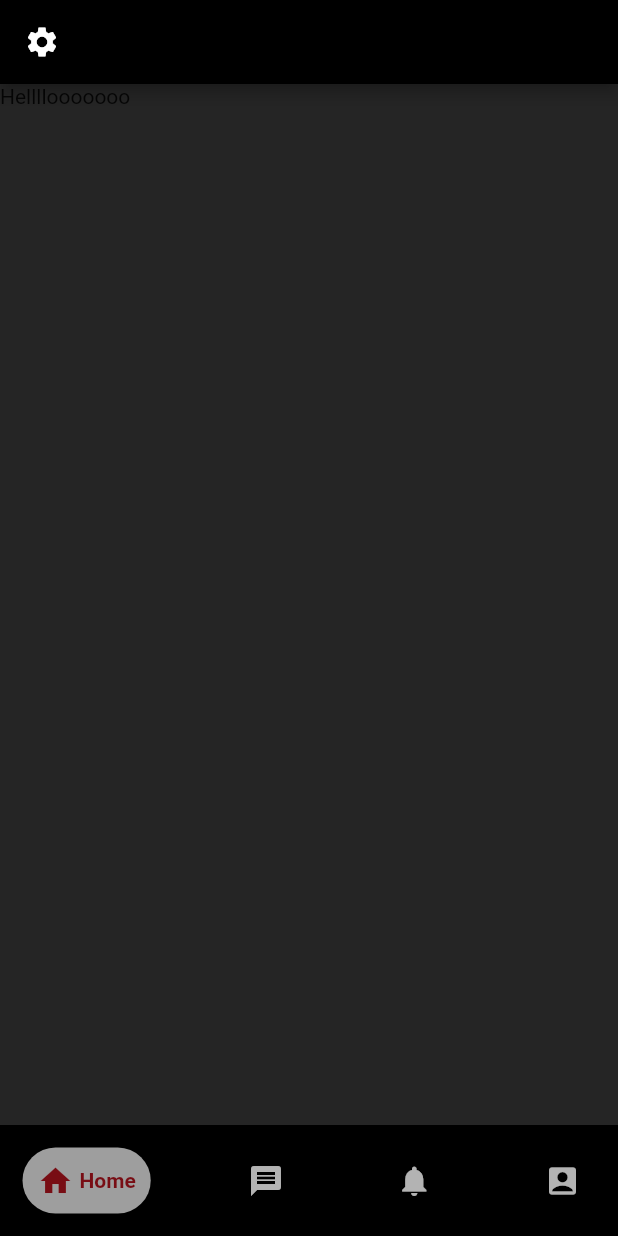
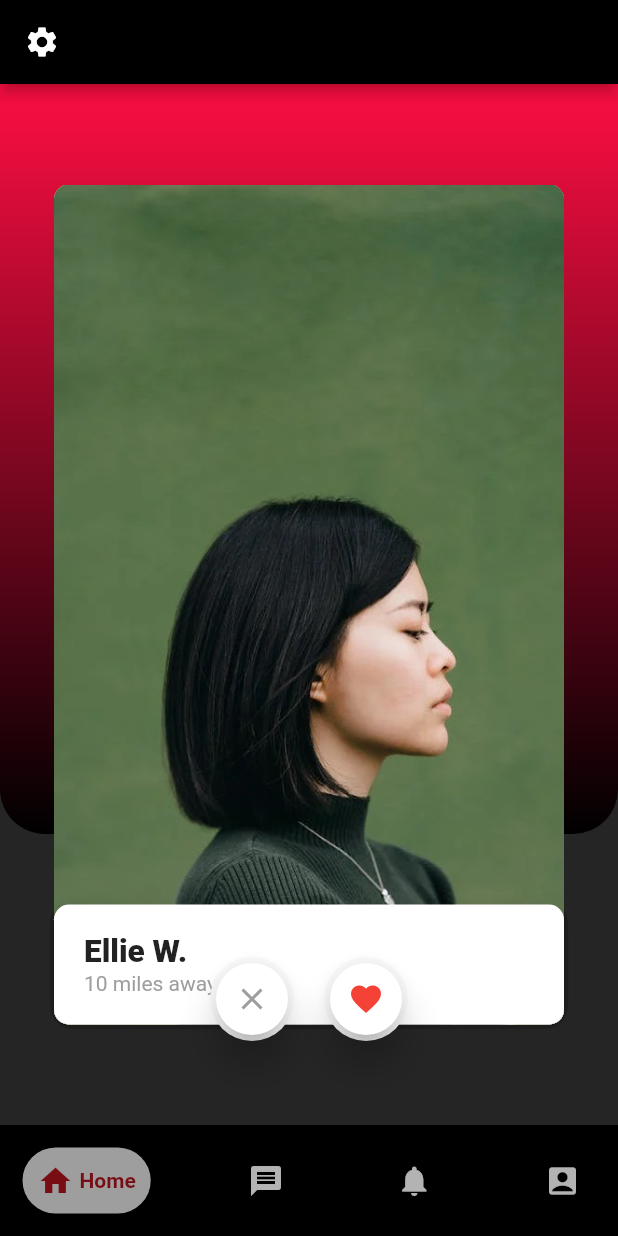
Before and after one commit to razanaws/Clique_app, a Flutter app: the screen it shows after launch, on a phone screen of 412 x 824 dp. Run offline on Flutter 3.47's test engine with Material 2 defaults, Android fonts, the phone set to English and light mode, and no system bars; drawn by our look-alikes of google_nav_bar; our stand-ins replace cloud_firestore, firebase_auth, firebase_core, firebase_storage, google_sign_in, image_picker and 2 more; missing offline and left inert: flutter_facebook_auth; accounts and stored records are empty; Roboto replaces fonts that are missing (Nunito).

Commit message:
Static Swiping Cards

```diff
--- a/lib/database/SignUpMusicianForm.dart
+++ b/lib/database/SignUpMusicianForm.dart
@@ -1,7 +1,7 @@
 import 'package:clique/models/user.dart';
 import 'package:flutter/material.dart';
 import 'package:clique/screens/login/login.dart';
-import 'package:clique/screens/homepage.dart';
+import 'package:clique/screens/swipingCards/homepage.dart';
 
 import 'package:cloud_firestore/cloud_firestore.dart';
 import 'package:firebase_auth/firebase_auth.dart';
--- a/lib/database/SignUpRecruiterForm.dart
+++ b/lib/database/SignUpRecruiterForm.dart
@@ -5,7 +5,7 @@ import 'package:clique/screens/login/login.dart';
 import 'package:cloud_firestore/cloud_firestore.dart';
 import 'package:firebase_auth/firebase_auth.dart';
 
-import 'package:clique/screens/homepage.dart';
+import 'package:clique/screens/swipingCards/homepage.dart';
 
 import '../models/user.dart';
 
--- a/lib/database/loginForm.dart
+++ b/lib/database/loginForm.dart
@@ -3,7 +3,7 @@ import 'package:flutter/material.dart';
 import 'package:firebase_auth/firebase_auth.dart';
 import 'package:clique/screens/signup/musicianSignUp.dart';
 import 'package:clique/screens/signup/recruiterSignUp.dart';
-import 'package:clique/screens/homepage.dart';
+import 'package:clique/screens/swipingCards/homepage.dart';
 import 'package:google_sign_in/google_sign_in.dart';
 import 'package:flutter_facebook_auth/flutter_facebook_auth.dart';
 
--- a/lib/main.dart
+++ b/lib/main.dart
@@ -1,6 +1,6 @@
 import 'package:clique/screens/loadingScreen/LoadingScreen.dart';
 import 'package:clique/screens/navigationBar/NavBar.dart';
-import 'package:clique/screens/homepage.dart';
+import 'package:clique/screens/swipingCards/homepage.dart';
 import 'package:clique/screens/privacyPolicy/PrivacyPolicy.dart';
 import 'package:firebase_core/firebase_core.dart';
 import 'package:firebase_auth/firebase_auth.dart';
--- a/lib/screens/navigationBar/NavBar.dart
+++ b/lib/screens/navigationBar/NavBar.dart
@@ -9,7 +9,7 @@ import 'package:google_nav_bar/google_nav_bar.dart';
 import 'package:google_sign_in/google_sign_in.dart';
 
 import '../chat/ChatPreviewList.dart';
-import '../homepage.dart';
+import '../swipingCards/homepage.dart';
 
 
 class NavBar extends StatefulWidget {
--- /dev/null
+++ b/lib/screens/swipingCards/ActionButtonWidget.dart
@@ -0,0 +1,23 @@
+import 'package:flutter/material.dart';
+
+class ActionButtonWidget extends StatelessWidget {
+  const ActionButtonWidget(
+      {Key? key, required this.onPressed, required this.icon})
+      : super(key: key);
+  final VoidCallback onPressed;
+  final Icon icon;
+
+  @override
+  Widget build(BuildContext context) {
+    return Material(
+      shape: const CircleBorder(),
+      child: Card(
+        elevation: 10,
+        shape: RoundedRectangleBorder(
+          borderRadius: BorderRadius.circular(35.0),
+        ),
+        child: IconButton(onPressed: onPressed, icon: icon),
+      ),
+    );
+  }
+}
--- /dev/null
+++ b/lib/screens/swipingCards/BackgroudCurveWidget.dart
@@ -0,0 +1,33 @@
+import 'package:flutter/material.dart';
+
+class BackgroudCurveWidget extends StatelessWidget {
+  const BackgroudCurveWidget({Key? key}) : super(key: key);
+
+  @override
+  Widget build(BuildContext context) {
+    return Container(
+      width: double.infinity,
+      height: 500,
+      decoration: const ShapeDecoration(
+        shape: RoundedRectangleBorder(
+          borderRadius: BorderRadius.only(
+            bottomLeft: Radius.circular(30),
+            bottomRight: Radius.circular(30),
+          ),
+        ),
+        gradient: LinearGradient(
+          begin: Alignment.topCenter,
+          end: Alignment.bottomCenter,
+          colors: <Color>[
+            Color(0xFFFD0E42),
+            Colors.black,
+          ],
+        ),
+      ),
+      child: const Padding(
+        padding: EdgeInsets.only(top: 46.0, left: 20.0),
+
+      ),
+    );
+  }
+}
--- /dev/null
+++ b/lib/screens/swipingCards/CardsStackWidget.dart
@@ -0,0 +1,225 @@
+
+import 'package:flutter/material.dart';
+
+import 'ActionButtonWidget.dart';
+import 'DragWidget.dart';
+import 'ProfileModel.dart';
+
+class CardsStackWidget extends StatefulWidget {
+  const CardsStackWidget({Key? key}) : super(key: key);
+
+  @override
+  State<CardsStackWidget> createState() => _CardsStackWidgetState();
+}
+
+class _CardsStackWidgetState extends State<CardsStackWidget>
+    with SingleTickerProviderStateMixin {
+
+  List<Profile> draggableItems = [
+    const Profile(
+        name: 'Jenna A.',
+        distance: '10 miles away',
+        imageAsset: 'images/userImage1.jpg'),
+    const Profile(
+        name: 'Perla M.',
+        distance: '10 miles away',
+        imageAsset: 'images/userImage2.jpeg'),
+    const Profile(
+        name: 'Deandra R.',
+        distance: '10 miles away',
+        imageAsset: 'images/userImage3.jpeg'),
+    const Profile(
+        name: 'Ron M.',
+        distance: '10 miles away',
+        imageAsset: 'images/userImage4.jpeg'),
+    const Profile(
+        name: 'Reese H.',
+        distance: '10 miles away',
+        imageAsset: 'images/userImage5.jpeg'),
+    const Profile(
+        name: 'Jacob R.',
+        distance: '10 miles away',
+        imageAsset: 'images/userImage6.jpeg'),
+    const Profile(
+        name: 'Dennis A.',
+        distance: '10 miles away',
+        imageAsset: 'images/userImage7.jpeg'),
+    const Profile(
+        name: 'Ellie W.',
+        distance: '10 miles away',
+        imageAsset: 'images/userImage8.jpeg'),
+  ];
+
+
+  ValueNotifier<Swipe> swipeNotifier = ValueNotifier(Swipe.none);
+  late final AnimationController _animationController;
+
+  @override
+  void initState() {
+    super.initState();
+    _animationController = AnimationController(
+      duration: const Duration(milliseconds: 500),
+      vsync: this,
+    );
+    _animationController.addStatusListener((status) {
+      if (status == AnimationStatus.completed) {
+        draggableItems.removeLast();
+        _animationController.reset();
+        swipeNotifier.value = Swipe.none;
+      }
+    });
+  }
+
+
+  @override
+  Widget build(BuildContext context) {
+    return Stack(
+      clipBehavior: Clip.none,
+      children: [
+        ClipRRect(
+          borderRadius: BorderRadius.circular(10),
+          child: ValueListenableBuilder(
+            valueListenable: swipeNotifier,
+            builder: (context, swipe, _) => Stack(
+              clipBehavior: Clip.none,
+              alignment: Alignment.center,
+              children: List.generate(draggableItems.length, (index) {
+                if (index == draggableItems.length - 1) {
+                  return PositionedTransition(
+                    rect: RelativeRectTween(
+                      begin: RelativeRect.fromSize(
+                          const Rect.fromLTWH(0, 0, 580, 340),
+                          const Size(580, 340)),
+                      end: RelativeRect.fromSize(
+                          Rect.fromLTWH(
+                              swipe != Swipe.none
+                                  ? swipe == Swipe.left
+                                  ? -300
+                                  : 300
+                                  : 0,
+                              0,
+                              580,
+                              340),
+                          const Size(580, 340)),
+                    ).animate(CurvedAnimation(
+                      parent: _animationController,
+                      curve: Curves.easeInOut,
+                    )),
+                    child: RotationTransition(
+                      turns: Tween<double>(
+                          begin: 0,
+                          end: swipe != Swipe.none
+                              ? swipe == Swipe.left
+                              ? -0.1 * 0.3
+                              : 0.1 * 0.3
+                              : 0.0)
+                          .animate(
+                        CurvedAnimation(
+                          parent: _animationController,
+                          curve:
+                          const Interval(0, 0.4, curve: Curves.easeInOut),
+                        ),
+                      ),
+                      child: DragWidget(
+                        profile: draggableItems[index],
+                        index: index,
+                        swipeNotifier: swipeNotifier,
+                        isLastCard: true,
+                      ),
+                    ),
+                  );
+                } else {
+                  return DragWidget(
+                    profile: draggableItems[index],
+                    index: index,
+                    swipeNotifier: swipeNotifier,
+                  );
+                }
+              }),
+            ),
+          ),
+        ),
+        Positioned(
+          bottom: 10,
+          left: 0,
+          right: 0,
+          child: Padding(
+            padding: const EdgeInsets.only(bottom: 46.0),
+            child: Row(
+              mainAxisAlignment: MainAxisAlignment.center,
+              children: [
+                ActionButtonWidget(
+                  onPressed: () {
+                    swipeNotifier.value = Swipe.left;
+                    _animationController.forward();
+                  },
+                  icon: const Icon(
+                    Icons.close,
+                    color: Colors.grey,
+                  ),
+                ),
+                const SizedBox(width: 20),
+                ActionButtonWidget(
+                  onPressed: () {
+                    swipeNotifier.value = Swipe.right;
+                    _animationController.forward();
+                  },
+                  icon: const Icon(
+                    Icons.favorite,
+                    color: Colors.red,
+                  ),
+                ),
+              ],
+            ),
+          ),
+        ),
+        Positioned(
+          left: 0,
+          child: DragTarget<int>(
+            builder: (
+                BuildContext context,
+                List<dynamic> accepted,
+                List<dynamic> rejected,
+                ) {
+              return IgnorePointer(
+                child: Container(
+                  height: 700.0,
+                  width: 80.0,
+                  color: Colors.transparent,
+                ),
+              );
+            },
+            onAccept: (int index) {
+              setState(() {
+                draggableItems.removeAt(index);
+              });
+            },
+          ),
+        ),
+        Positioned(
+          right: 0,
+          child: DragTarget<int>(
+            builder: (
+                BuildContext context,
+                List<dynamic> accepted,
+                List<dynamic> rejected,
+                ) {
+              return IgnorePointer(
+                child: Container(
+                  height: 700.0,
+                  width: 80.0,
+                  color: Colors.transparent,
+                ),
+              );
+            },
+            onAccept: (int index) {
+              setState(() {
+                draggableItems.removeAt(index);
+              });
+            },
+          ),
+        ),
+      ],
+    );
+  }
+}
--- /dev/null
+++ b/lib/screens/swipingCards/DragWidget.dart
@@ -0,0 +1,136 @@
+import 'package:flutter/material.dart';
+import 'ProfileCard.dart';
+import 'ProfileModel.dart';
+import 'TagWidget.dart';
+
+enum Swipe { left, right, none }
+
+class DragWidget extends StatefulWidget {
+  const DragWidget({
+    Key? key,
+    required this.profile,
+    required this.index,
+    required this.swipeNotifier,
+    this.isLastCard = false,
+  }) : super(key: key);
+  final Profile profile;
+  final int index;
+  final ValueNotifier<Swipe> swipeNotifier;
+  final bool isLastCard;
+
+  @override
+  State<DragWidget> createState() => _DragWidgetState();
+}
+
+class _DragWidgetState extends State<DragWidget> {
+  @override
+  Widget build(BuildContext context) {
+    return Center(
+      child: Draggable<int>(
+        // Data is the value this Draggable stores.
+        data: widget.index,
+        feedback: Material(
+          color: Colors.transparent,
+          child: ValueListenableBuilder(
+            valueListenable: widget.swipeNotifier,
+            builder: (context, swipe, _) {
+              return RotationTransition(
+                turns: widget.swipeNotifier.value != Swipe.none
+                    ? widget.swipeNotifier.value == Swipe.left
+                    ? const AlwaysStoppedAnimation(-15 / 360)
+                    : const AlwaysStoppedAnimation(15 / 360)
+                    : const AlwaysStoppedAnimation(0),
+                child: Stack(
+                  children: [
+                    ProfileCard(profile: widget.profile),
+                    widget.swipeNotifier.value != Swipe.none
+                        ? widget.swipeNotifier.value == Swipe.right
+                        ? Positioned(
+                      top: 40,
+                      left: 20,
+                      child: Transform.rotate(
+                        angle: 12,
+                        child: TagWidget(
+                          text: 'LIKE',
+                          color: Colors.green[400]!,
+                        ),
+                      ),
+                    )
+                        : Positioned(
+                      top: 50,
+                      right: 24,
+                      child: Transform.rotate(
+                        angle: -12,
+                        child: TagWidget(
+                          text: 'DISLIKE',
+                          color: Colors.red[400]!,
+                        ),
+                      ),
+                    )
+                        : const SizedBox.shrink(),
+                  ],
+                ),
+              );
+            },
+          ),
+        ),
+        onDragUpdate: (DragUpdateDetails dragUpdateDetails) {
+          if (dragUpdateDetails.delta.dx > 0 &&
+              dragUpdateDetails.globalPosition.dx >
+                  MediaQuery.of(context).size.width / 2) {
+            widget.swipeNotifier.value = Swipe.right;
+          }
+          if (dragUpdateDetails.delta.dx < 0 &&
+              dragUpdateDetails.globalPosition.dx <
+                  MediaQuery.of(context).size.width / 2) {
+            widget.swipeNotifier.value = Swipe.left;
+          }
+        },
+        onDragEnd: (drag) {
+          widget.swipeNotifier.value = Swipe.none;
+        },
+
+        childWhenDragging: Container(
+          color: Colors.transparent,
+        ),
+
+        //This will be visible when we press action button
+        child: ValueListenableBuilder(
+            valueListenable: widget.swipeNotifier,
+            builder: (BuildContext context, Swipe swipe, Widget? child) {
+              return Stack(
+                children: [
+                  ProfileCard(profile: widget.profile),
+                  // heck if this is the last card and Swipe is not equal to Swipe.none
+                  swipe != Swipe.none && widget.isLastCard
+                      ? swipe == Swipe.right
+                      ? Positioned(
+                    top: 40,
+                    left: 20,
+                    child: Transform.rotate(
+                      angle: 12,
+                      child: TagWidget(
+                        text: 'LIKE',
+                        color: Colors.green[400]!,
+                      ),
+                    ),
+                  )
+                      : Positioned(
+                    top: 50,
+                    right: 24,
+                    child: Transform.rotate(
+                      angle: -12,
+                      child: TagWidget(
+                        text: 'DISLIKE',
+                        color: Colors.red[400]!,
+                      ),
+                    ),
+                  )
+                      : const SizedBox.shrink(),
+                ],
+              );
+            }),
+      ),
+    );
+  }
+}
--- /dev/null
+++ b/lib/screens/swipingCards/ProfileCard.dart
@@ -0,0 +1,75 @@
+import 'package:flutter/material.dart';
+
+import 'ProfileModel.dart';
+
+class ProfileCard extends StatelessWidget {
+  const ProfileCard({Key? key, required this.profile}) : super(key: key);
+  final Profile profile;
+
+  @override
+  Widget build(BuildContext context) {
+    return Container(
+      height: 580,
+      width: 340,
+      padding: const EdgeInsets.symmetric(vertical: 10),
+      child: Stack(
+        children: [
+          Positioned.fill(
+            child: ClipRRect(
+              borderRadius: BorderRadius.circular(10),
+              child: Image.asset(
+                profile.imageAsset,
+                fit: BoxFit.fitHeight,
+              ),
+            ),
+          ),
+          Positioned(
+            bottom: 0,
+            child: Container(
+              height: 80,
+              width: 340,
+              decoration: ShapeDecoration(
+                color: Colors.white,
+                shape: RoundedRectangleBorder(
+                  borderRadius: BorderRadius.circular(10),
+                ),
+                shadows: <BoxShadow>[
+                  BoxShadow(
+                    color: Colors.black.withOpacity(0.05),
+                    blurRadius: 8,
+                  ),
+                ],
+              ),
+              child: Padding(
+                padding: const EdgeInsets.only(left: 20),
+                child: Column(
+                  crossAxisAlignment: CrossAxisAlignment.start,
+                  mainAxisAlignment: MainAxisAlignment.center,
+                  children: [
+                    Text(
+                      profile.name,
+                      style: const TextStyle(
+                        fontFamily: 'Nunito',
+                        fontWeight: FontWeight.w800,
+                        fontSize: 21,
+                      ),
+                    ),
+                    Text(
+                      profile.distance,
+                      style: const TextStyle(
+                        fontFamily: 'Nunito',
+                        fontWeight: FontWeight.w400,
+                        fontSize: 14,
+                        color: Colors.grey,
+                      ),
+                    ),
+                  ],
+                ),
+              ),
+            ),
+          ),
+        ],
+      ),
+    );
+  }
+}
--- /dev/null
+++ b/lib/screens/swipingCards/ProfileModel.dart
@@ -0,0 +1,10 @@
+class Profile {
+  const Profile({
+    required this.name,
+    required this.distance,
+    required this.imageAsset,
+  });
+  final String name;
+  final String distance;
+  final String imageAsset;
+}
--- /dev/null
+++ b/lib/screens/swipingCards/TagWidget.dart
@@ -0,0 +1,34 @@
+import 'package:flutter/material.dart';
+
+class TagWidget extends StatelessWidget {
+  const TagWidget({
+    Key? key,
+    required this.text,
+    required this.color,
+  }) : super(key: key);
+  final String text;
+  final Color color;
+
+  @override
+  Widget build(BuildContext context) {
+    return Container(
+      padding: const EdgeInsets.symmetric(horizontal: 12),
+      decoration: ShapeDecoration(
+        shape: RoundedRectangleBorder(
+          borderRadius: BorderRadius.circular(10),
+          side: BorderSide(
+            color: color,
+            width: 4,
+          ),
+        ),
+      ),
+      child: Text(
+        text,
+        style: TextStyle(
+          color: color,
+          fontSize: 36,
+        ),
+      ),
+    );
+  }
+}
--- a/lib/screens/homepage.dart
+++ b/lib/screens/swipingCards/homepage.dart
@@ -4,7 +4,9 @@ import 'package:flutter/material.dart';
 import 'package:google_nav_bar/google_nav_bar.dart';
 import 'package:google_sign_in/google_sign_in.dart';
 
-import 'navigationBar/NavBar.dart';
+import '../navigationBar/NavBar.dart';
+import 'BackgroudCurveWidget.dart';
+import 'CardsStackWidget.dart';
 
 
 class Homepage extends StatefulWidget {
@@ -43,8 +45,11 @@ class _HomepageState extends State<Homepage> {
   @override
   Widget build(BuildContext context) {
 
-    return Container(
-      child: Text("Hellllooooooo"),
+    return Stack(
+      children: [
+        BackgroudCurveWidget(),
+        CardsStackWidget(),
+      ],
     );
 
   }
```
Also changed, not shown: pubspec.lock.
